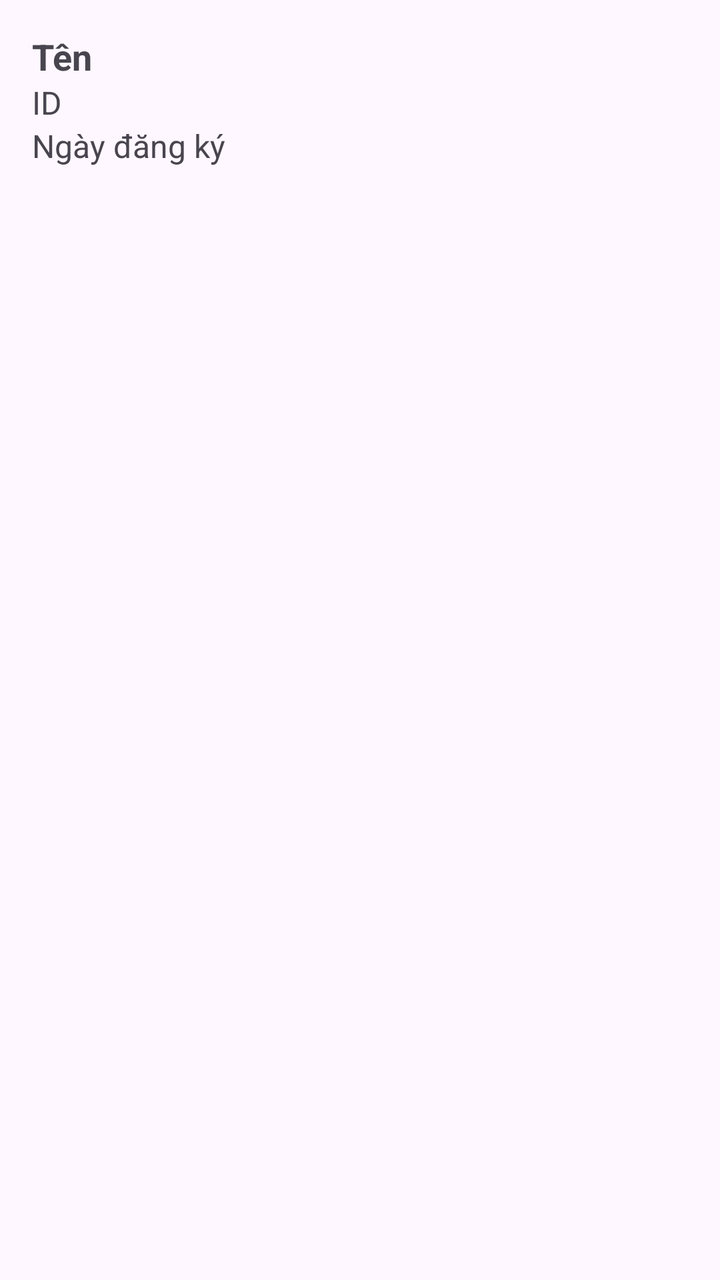
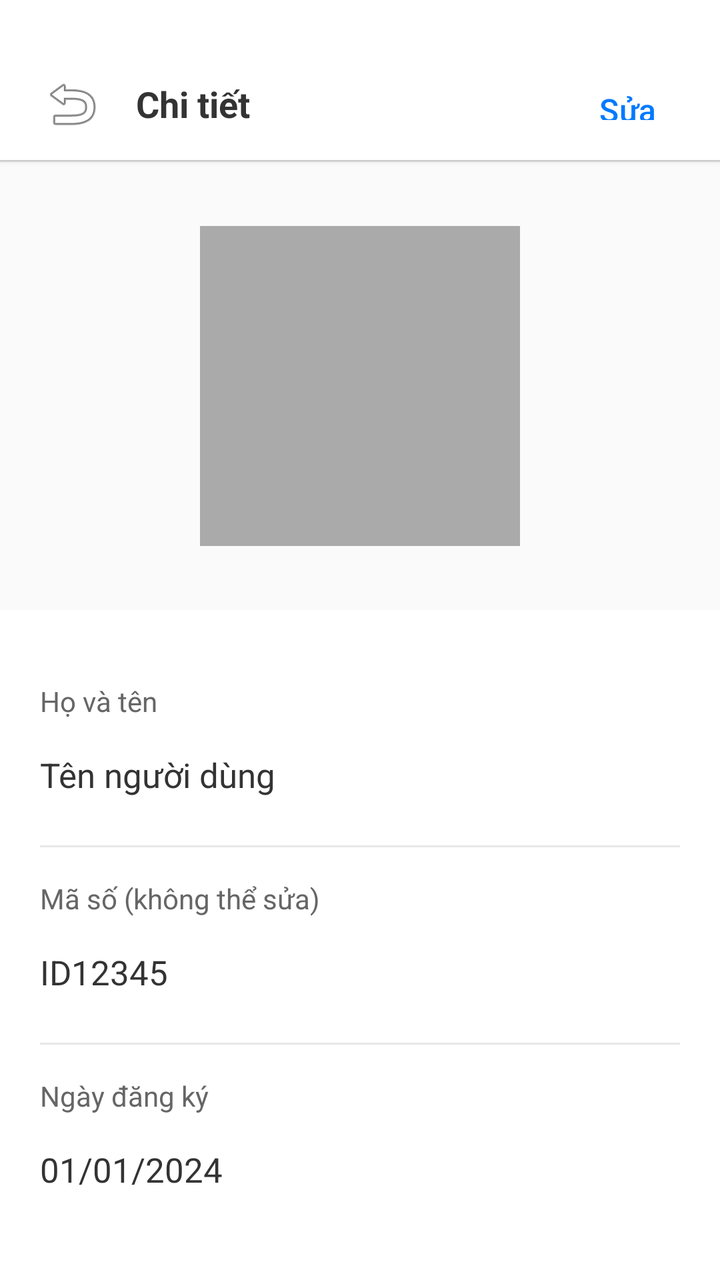

An Android layout rendered at two revisions. The XML below is the earlier revision; the diff shows what the commit changed to produce the second picture.
<!-- AndroidManifest.xml: application theme Theme.FaceAttendance -->
<!-- res/layout/activity_employee_detail.xml -->
<?xml version="1.0" encoding="utf-8"?>
<ScrollView xmlns:android="http://schemas.android.com/apk/res/android"
    android:layout_width="match_parent"
    android:layout_height="match_parent"
    android:padding="16dp">

    <LinearLayout
        android:layout_width="match_parent"
        android:layout_height="wrap_content"
        android:orientation="vertical">

        <TextView
            android:id="@+id/nameTextView"
            android:layout_width="wrap_content"
            android:layout_height="wrap_content"
            android:text="Tên"
            android:textSize="18sp"
            android:textStyle="bold" />

        <TextView
            android:id="@+id/idTextView"
            android:layout_width="wrap_content"
            android:layout_height="wrap_content"
            android:text="ID"
            android:textSize="16sp" />

        <TextView
            android:id="@+id/dateTextView"
            android:layout_width="wrap_content"
            android:layout_height="wrap_content"
            android:text="Ngày đăng ký"
            android:textSize="16sp" />

        <ImageView
            android:id="@+id/faceImageView"
            android:layout_width="200dp"
            android:layout_height="200dp"
            android:layout_marginTop="16dp"
            android:layout_gravity="center"
            android:scaleType="centerCrop" />
    </LinearLayout>
</ScrollView>
<!-- resources referenced by this layout -->
<resources>
  <style name="Theme.FaceAttendance" parent="Base.Theme.FaceAttendance" />
  <style name="Base.Theme.FaceAttendance" parent="Theme.Material3.DayNight.NoActionBar">
          
          
      </style>
</resources>

<!-- the commit's change to res/layout/activity_employee_detail.xml (unified diff, before → after) -->
@@ -1,42 +1,284 @@
 <?xml version="1.0" encoding="utf-8"?>
-<ScrollView xmlns:android="http://schemas.android.com/apk/res/android"
+<RelativeLayout xmlns:android="http://schemas.android.com/apk/res/android"
     android:layout_width="match_parent"
     android:layout_height="match_parent"
-    android:padding="16dp">
-
+    android:background="#FFFFFF">
+
+    
     <LinearLayout
+        android:id="@+id/headerLayout"
+        android:layout_width="match_parent"
+        android:layout_height="80dp"
+        android:orientation="horizontal"
+        android:gravity="center_vertical"
+        android:paddingStart="12dp"
+        android:paddingEnd="16dp"
+        android:paddingTop="24dp"
+        android:background="#FFFFFF"
+        android:elevation="2dp">
+
+        <ImageButton
+            android:id="@+id/backButton"
+            android:layout_width="48dp"
+            android:layout_height="48dp"
+            android:background="?attr/selectableItemBackgroundBorderless"
+            android:src="@android:drawable/ic_menu_revert"
+            android:contentDescription="Quay lại" />
+
+        <TextView
+            android:layout_width="0dp"
+            android:layout_height="wrap_content"
+            android:layout_weight="1"
+            android:text="Chi tiết"
+            android:textColor="#333333"
+            android:textSize="18sp"
+            android:textStyle="bold"
+            android:layout_marginStart="8dp" />
+
+        <Button
+            android:id="@+id/editButton"
+            android:layout_width="wrap_content"
+            android:layout_height="36dp"
+            android:text="Sửa"
+            android:textColor="#007AFF"
+            android:textSize="16sp"
+            android:background="?attr/selectableItemBackground"
+            android:minWidth="0dp"
+            android:paddingStart="16dp"
+            android:paddingEnd="16dp" />
+
+    </LinearLayout>
+
+    
+    <View
+        android:id="@+id/divider"
+        android:layout_width="match_parent"
+        android:layout_height="1dp"
+        android:layout_below="@id/headerLayout"
+        android:background="#E0E0E0" />
+
+    
+    <ScrollView
+        android:layout_width="match_parent"
+        android:layout_height="match_parent"
+        android:layout_below="@id/divider"
+        android:layout_above="@id/editButtonsLayout">
+
+        <LinearLayout
+            android:layout_width="match_parent"
+            android:layout_height="wrap_content"
+            android:orientation="vertical">
+
+            
+            <LinearLayout
+                android:layout_width="match_parent"
+                android:layout_height="wrap_content"
+                android:orientation="vertical"
+                android:gravity="center"
+                android:paddingTop="32dp"
+                android:paddingBottom="32dp"
+                android:background="#FAFAFA">
+
+                <ImageView
+                    android:id="@+id/faceImageView"
+                    android:layout_width="160dp"
+                    android:layout_height="160dp"
+                    android:scaleType="centerCrop"
+                    android:background="@android:color/darker_gray" />
+
+            </LinearLayout>
+
+            
+            <LinearLayout
+                android:layout_width="match_parent"
+                android:layout_height="wrap_content"
+                android:orientation="vertical"
+                android:padding="20dp">
+
+                
+                <LinearLayout
+                    android:layout_width="match_parent"
+                    android:layout_height="wrap_content"
+                    android:orientation="vertical"
+                    android:paddingTop="16dp"
+                    android:paddingBottom="16dp">
+
+                    <TextView
+                        android:layout_width="wrap_content"
+                        android:layout_height="wrap_content"
+                        android:text="Họ và tên"
+                        android:textSize="14sp"
+                        android:textColor="#666666"
+                        android:layout_marginBottom="8dp" />
+
+                    <TextView
+                        android:id="@+id/nameTextView"
+                        android:layout_width="match_parent"
+                        android:layout_height="wrap_content"
+                        android:text="Tên người dùng"
+                        android:textSize="17sp"
+                        android:textColor="#333333"
+                        android:paddingTop="8dp"
+                        android:paddingBottom="8dp" />
+
+                    <EditText
+                        android:id="@+id/nameEditText"
+                        android:layout_width="match_parent"
+                        android:layout_height="wrap_content"
+                        android:textSize="17sp"
+                        android:textColor="#333333"
+                        android:paddingTop="8dp"
+                        android:paddingBottom="8dp"
+                        android:background="@android:color/transparent"
+                        android:visibility="gone"
+                        android:hint="Nhập họ và tên"
+                        android:textColorHint="#999999"
+                        android:inputType="textPersonName"
+                        android:imeOptions="actionDone"
+                        android:singleLine="true" />
+
+                </LinearLayout>
+
+                
+                <View
+                    android:layout_width="match_parent"
+                    android:layout_height="1dp"
+                    android:background="#E8E8E8" />
+
+                
+                <LinearLayout
+                    android:layout_width="match_parent"
+                    android:layout_height="wrap_content"
+                    android:orientation="vertical"
+                    android:paddingTop="16dp"
+                    android:paddingBottom="16dp">
+
+                    <TextView
+                        android:layout_width="wrap_content"
+                        android:layout_height="wrap_content"
+                        android:text="Mã số (không thể sửa)"
+                        android:textSize="14sp"
+                        android:textColor="#666666"
+                        android:layout_marginBottom="8dp" />
+
+                    <TextView
+                        android:id="@+id/idTextView"
+                        android:layout_width="match_parent"
+                        android:layout_height="wrap_content"
+                        android:text="ID12345"
+                        android:textSize="17sp"
+                        android:textColor="#333333"
+                        android:paddingTop="8dp"
+                        android:paddingBottom="8dp" />
+
+                    <EditText
+                        android:id="@+id/idEditText"
+                        android:layout_width="match_parent"
+                        android:layout_height="wrap_content"
+                        android:textSize="17sp"
+                        android:textColor="#666666"
+                        android:paddingTop="8dp"
+                        android:paddingBottom="8dp"
+                        android:background="@android:color/transparent"
+                        android:visibility="gone"
+                        android:hint="Mã số không thể thay đổi"
+                        android:textColorHint="#999999"
+                        android:enabled="false"
+                        android:singleLine="true" />
+
+                </LinearLayout>
+
+                
+                <View
+                    android:layout_width="match_parent"
+                    android:layout_height="1dp"
+                    android:background="#E8E8E8" />
+
+                
+                <LinearLayout
+                    android:layout_width="match_parent"
+                    android:layout_height="wrap_content"
+                    android:orientation="vertical"
+                    android:paddingTop="16dp"
+                    android:paddingBottom="16dp">
+
+                    <TextView
+                        android:layout_width="wrap_content"
+                        android:layout_height="wrap_content"
+                        android:text="Ngày đăng ký"
+                        android:textSize="14sp"
+                        android:textColor="#666666"
+                        android:layout_marginBottom="8dp" />
+
+                    <TextView
+                        android:id="@+id/dateTextView"
+                        android:layout_width="match_parent"
+                        android:layout_height="wrap_content"
+                        android:text="01/01/2024"
+                        android:textSize="17sp"
+                        android:textColor="#333333"
+                        android:paddingTop="8dp"
+                        android:paddingBottom="8dp" />
+
+                    <EditText
+                        android:id="@+id/dateEditText"
+                        android:layout_width="match_parent"
+                        android:layout_height="wrap_content"
+                        android:textSize="17sp"
+                        android:textColor="#333333"
+                        android:paddingTop="8dp"
+                        android:paddingBottom="8dp"
+                        android:background="@android:color/transparent"
+                        android:visibility="gone"
+                        android:hint="Chọn ngày đăng ký"
+                        android:textColorHint="#999999"
+                        android:focusable="false"
+                        android:clickable="true"
+                        android:singleLine="true" />
+
+                </LinearLayout>
+
+            </LinearLayout>
+
+        </LinearLayout>
+
+    </ScrollView>
+
+    
+    <LinearLayout
+        android:id="@+id/editButtonsLayout"
         android:layout_width="match_parent"
         android:layout_height="wrap_content"
-        android:orientation="vertical">
-
-        <TextView
-            android:id="@+id/nameTextView"
-            android:layout_width="wrap_content"
-            android:layout_height="wrap_content"
-            android:text="Tên"
-            android:textSize="18sp"
-            android:textStyle="bold" />
-
-        <TextView
-            android:id="@+id/idTextView"
-            android:layout_width="wrap_content"
-            android:layout_height="wrap_content"
-            android:text="ID"
-            android:textSize="16sp" />
-
-        <TextView
-            android:id="@+id/dateTextView"
-            android:layout_width="wrap_content"
-            android:layout_height="wrap_content"
-            android:text="Ngày đăng ký"
-            android:textSize="16sp" />
-
-        <ImageView
-            android:id="@+id/faceImageView"
-            android:layout_width="200dp"
-            android:layout_height="200dp"
-            android:layout_marginTop="16dp"
-            android:layout_gravity="center"
-            android:scaleType="centerCrop" />
+        android:layout_alignParentBottom="true"
+        android:orientation="horizontal"
+        android:padding="16dp"
+        android:background="#FFFFFF"
+        android:elevation="4dp"
+        android:visibility="gone">
+
+        <Button
+            android:id="@+id/cancelButton"
+            android:layout_width="0dp"
+            android:layout_height="48dp"
+            android:layout_weight="1"
+            android:text="Hủy"
+            android:textColor="#333333"
+            android:textSize="16sp"
+            android:background="@android:color/transparent"
+            android:layout_marginEnd="8dp" />
+
+        <Button
+            android:id="@+id/saveButton"
+            android:layout_width="0dp"
+            android:layout_height="48dp"
+            android:layout_weight="1"
+            android:text="Lưu"
+            android:textColor="#007AFF"
+            android:textSize="16sp"
+            android:textStyle="bold"
+            android:background="@android:color/transparent"
+            android:layout_marginStart="8dp" />
+
     </LinearLayout>
-</ScrollView>
+
+</RelativeLayout>
